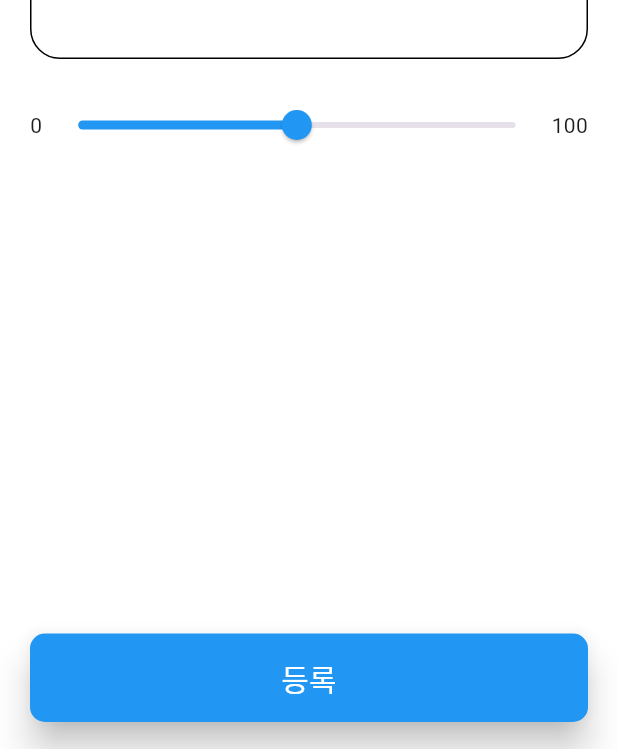
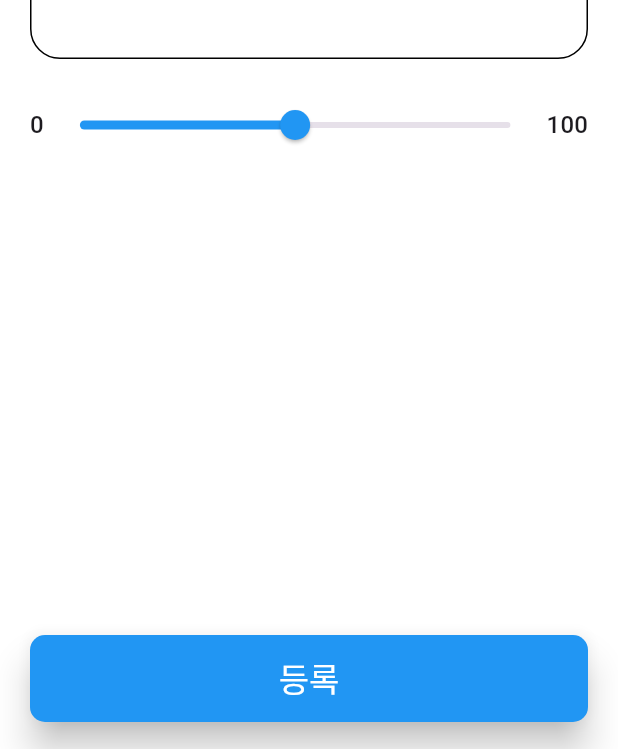
Before and after one commit to SeSACYongsan/langpal, a Flutter app: the NewQuestionScreen screen opened by its route, on a phone screen of 412 x 824 dp. Shown: the part 484-1233 px from the top of the screen. Run offline on Flutter 3.47's test engine with Material 3 defaults, Android fonts, the phone set to English and light mode, and no system bars; our stand-ins replace flutter_riverpod, go_router, google_fonts; Roboto replaces fonts that are missing (CookieRun).

Commit message:
Update new_question_screen.dart

```diff
--- a/lib/screens/new_question_screen.dart
+++ b/lib/screens/new_question_screen.dart
@@ -59,7 +59,9 @@ class _NewQuestionScreenState extends ConsumerState<NewQuestionScreen> {
                 child: TextField(
                   controller: newQuestionTextEditingController,
                   decoration: const InputDecoration(
-                      border: InputBorder.none, hintText: "질문을 입력하세요"),
+                    border: InputBorder.none,
+                    hintText: "질문을 입력하세요",
+                  ),
                   keyboardType: TextInputType.text,
                   maxLines: 8,
                   onChanged: (value) {
@@ -70,7 +72,10 @@ class _NewQuestionScreenState extends ConsumerState<NewQuestionScreen> {
               const SizedBox(height: 20),
               Row(
                 children: [
-                  const Text("0"),
+                  Text(
+                    "0",
+                    style: Theme.of(context).textTheme.titleMedium,
+                  ),
                   Expanded(
                     child: Slider(
                       value: ref.watch(pointSliderProvider),
@@ -85,7 +90,10 @@ class _NewQuestionScreenState extends ConsumerState<NewQuestionScreen> {
                       },
                     ),
                   ),
-                  const Text("100"),
+                  Text(
+                    "100",
+                    style: Theme.of(context).textTheme.titleMedium,
+                  ),
                 ],
               ),
               const Spacer(),
@@ -100,11 +108,11 @@ class _NewQuestionScreenState extends ConsumerState<NewQuestionScreen> {
                   elevation: 10,
                 ),
                 onPressed: () {},
-                child: const Text(
+                child: Text(
                   "등록",
-                  style: TextStyle(
-                    fontSize: 20,
-                  ),
+                  style: Theme.of(context).textTheme.titleLarge!.copyWith(
+                        color: Colors.white,
+                      ),
                 ),
               ),
             ],
```
